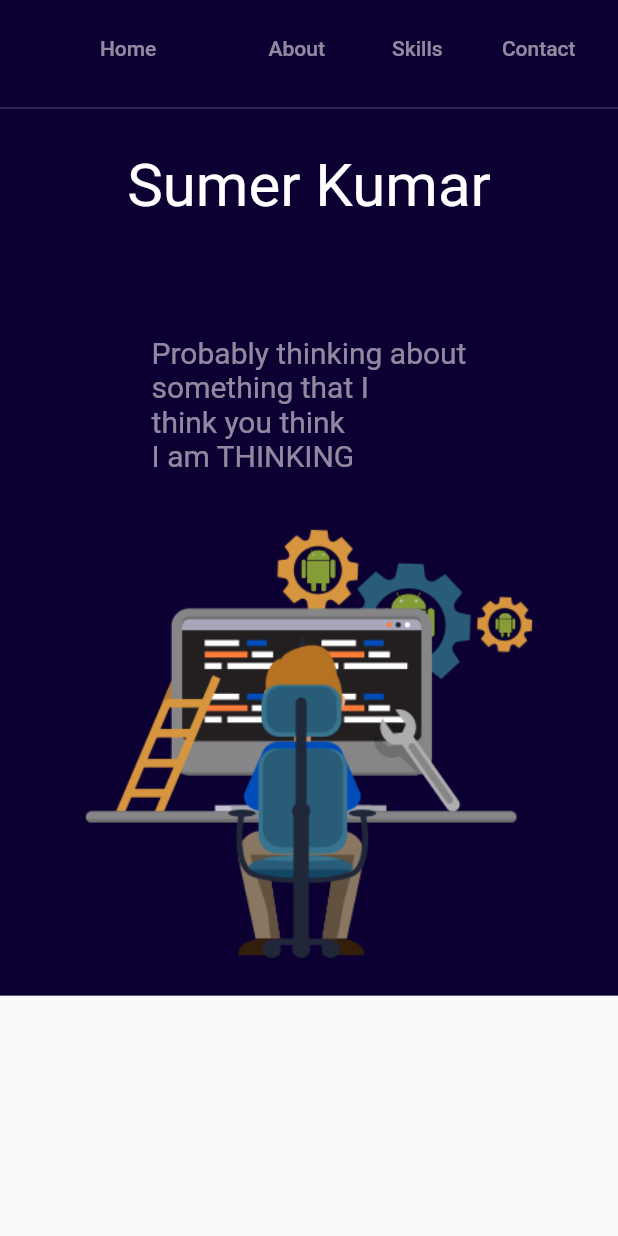
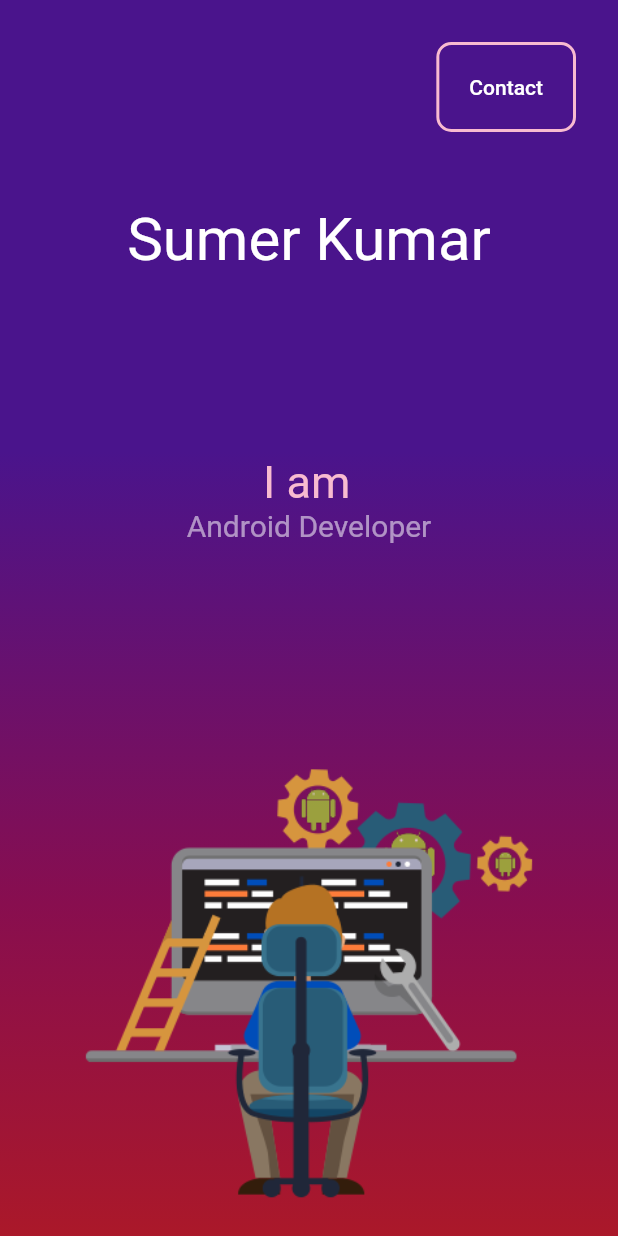
Before and after one commit to sumer-kumar/portfolio_flutter, a Flutter app: the screen it shows after launch, on a phone screen of 412 x 824 dp. Run offline on Flutter 3.47's test engine with Material 2 defaults, Android fonts, the phone set to English and light mode, and no system bars; drawn by our look-alikes of animated_text_kit; our stand-ins replace responsive_builder.

Commit message:
updated website

```diff
--- a/lib/main.dart
+++ b/lib/main.dart
@@ -1,6 +1,9 @@
 import 'package:flutter/material.dart';
 import 'package:portfolio/widgets/about_section.dart';
+import 'package:portfolio/widgets/contact_section.dart';
 import 'package:portfolio/widgets/navigation_bar.dart';
+import 'package:portfolio/widgets/skill_section.dart';
+import 'package:url_launcher/url_launcher.dart';
 
 void main() {
   runApp(MyApp());
@@ -26,22 +29,68 @@ class MyHomePage extends StatefulWidget {
 }
 
 class _MyHomePageState extends State<MyHomePage> {
+  List<Color> colrs = [
+    Colors.purple.shade900,
+    Colors.purple.shade900,
+    Colors.pink.shade900,
+    Colors.red.shade900,
+  ];
+
+  final controller = ScrollController();
+  void scrolltobottom() {
+    if (controller.hasClients) {
+      controller.animateTo(
+        controller.position.maxScrollExtent,
+        curve: Curves.ease,
+        duration: Duration(seconds: 1),
+      );
+    }
+  }
+
+  final urls = [];
   @override
   Widget build(BuildContext context) {
     final mq = MediaQuery.of(context);
     return Scaffold(
       body: SingleChildScrollView(
+        controller: controller,
         child: Container(
           decoration: BoxDecoration(
-            color: Color.fromRGBO(12, 0, 50, 1.0),
+            gradient: LinearGradient(
+              colors: colrs,
+              begin: Alignment.topCenter,
+              end: Alignment.bottomCenter,
+            ),
           ),
           width: double.infinity,
           child: Column(
             children: [
-              NavigationBar(),
               Container(
-                child: AboutSection(),
-              )
+                padding: EdgeInsets.all(20),
+                alignment: Alignment.topRight,
+                child: TextButton(
+                  child: Container(
+                    decoration: BoxDecoration(
+                      borderRadius: BorderRadius.circular(10),
+                      border: Border.all(
+                        width: 2,
+                        color: Colors.pink.shade100,
+                      ),
+                    ),
+                    padding: EdgeInsets.all(20),
+                    child: Text(
+                      'Contact',
+                      style: TextStyle(
+                        color: Colors.white,
+                      ),
+                    ),
+                  ),
+                  onPressed: scrolltobottom,
+                ),
+              ),
+              AboutSection(),
+              // SkillSection(),
+              ContactSection(),
             ],
           ),
         ),
--- a/lib/widgets/about_section.dart
+++ b/lib/widgets/about_section.dart
@@ -26,7 +26,7 @@ class _AboutSectionState extends State<AboutSection> {
                     ? Column(
                         children: [
                           Container(
-                            height: mq.size.height * 0.3,
+                            height: mq.size.height * 0.45,
                             width: double.infinity,
                             child: Column(
                               children: [
@@ -48,6 +48,13 @@ class _AboutSectionState extends State<AboutSection> {
                                     ),
                                   ),
                                 ),
+                                SelectableText(
+                                  'I am',
+                                  style: TextStyle(
+                                    fontSize: mq.textScaleFactor * 30,
+                                    color: Colors.pink.shade100,
+                                  ),
+                                ),
                                 Expanded(
                                   flex: 1,
                                   child: DefaultTextStyle(
@@ -60,9 +67,24 @@ class _AboutSectionState extends State<AboutSection> {
                                       repeatForever: true,
                                       animatedTexts: [
                                         TypewriterAnimatedText(
-                                          'Probably thinking about\nsomething that I\nthink you think\nI am THINKING',
-                                          curve: Curves.bounceInOut,
-                                          speed: Duration(milliseconds: 200),
+                                          'Android Developer',
+                                          // curve: Curves.bounceInOut,
+                                          speed: Duration(milliseconds: 100),
+                                        ),
+                                        TypewriterAnimatedText(
+                                          'Web Developer',
+                                          // curve: Curves.bounceInOut,
+                                          speed: Duration(milliseconds: 100),
+                                        ),
+                                        TypewriterAnimatedText(
+                                          'Desktop Application Developer',
+                                          // curve: Curves.bounceInOut,
+                                          speed: Duration(milliseconds: 100),
+                                        ),
+                                        TypewriterAnimatedText(
+                                          'Sketch Artist',
+                                          // curve: Curves.bounceInOut,
+                                          speed: Duration(milliseconds: 100),
                                         ),
                                       ],
                                     ),
@@ -81,7 +103,7 @@ class _AboutSectionState extends State<AboutSection> {
                         children: [
                           Container(
                             height: mq.size.height * 0.8,
-                            width: mq.size.height * 0.4,
+                            width: mq.size.height * 0.6,
                             child: Column(
                               children: [
                                 Expanded(
@@ -102,11 +124,18 @@ class _AboutSectionState extends State<AboutSection> {
                                     ),
                                   ),
                                 ),
+                                SelectableText(
+                                  'I am',
+                                  style: TextStyle(
+                                    fontSize: mq.textScaleFactor * 30,
+                                    color: Colors.pink.shade100,
+                                  ),
+                                ),
                                 Expanded(
                                   flex: 2,
                                   child: DefaultTextStyle(
                                     style: TextStyle(
-                                      fontSize: mq.textScaleFactor * 30,
+                                      fontSize: mq.textScaleFactor * 20,
                                       color: Colors.white54,
                                     ),
                                     textAlign: TextAlign.center,
@@ -114,9 +143,24 @@ class _AboutSectionState extends State<AboutSection> {
                                       repeatForever: true,
                                       animatedTexts: [
                                         TypewriterAnimatedText(
-                                          'Probably thinking about\nsomething that I\nthink you think\nI am THINKING',
-                                          curve: Curves.bounceInOut,
-                                          speed: Duration(milliseconds: 200),
+                                          'Android Developer',
+                                          // curve: Curves.bounceInOut,
+                                          speed: Duration(milliseconds: 100),
+                                        ),
+                                        TypewriterAnimatedText(
+                                          'Web Developer',
+                                          // curve: Curves.bounceInOut,
+                                          speed: Duration(milliseconds: 100),
+                                        ),
+                                        TypewriterAnimatedText(
+                                          'Desktop Application Developer',
+                                          // curve: Curves.bounceInOut,
+                                          speed: Duration(milliseconds: 100),
+                                        ),
+                                        TypewriterAnimatedText(
+                                          'Sketch Artist',
+                                          // curve: Curves.bounceInOut,
+                                          speed: Duration(milliseconds: 100),
                                         ),
                                       ],
                                     ),
--- /dev/null
+++ b/lib/widgets/contact_section.dart
@@ -0,0 +1,110 @@
+import 'package:flutter/material.dart';
+import 'package:responsive_builder/responsive_builder.dart';
+import 'package:url_launcher/url_launcher.dart';
+
+class ContactSection extends StatefulWidget {
+  @override
+  _ContactSectionState createState() => _ContactSectionState();
+}
+
+class _ContactSectionState extends State<ContactSection> {
+  _launchURL(String _url) async {
+    final url = _url;
+    if (await canLaunch(url)) {
+      await launch(url);
+    } else {
+      throw 'Could not launch $url';
+    }
+  }
+
+  @override
+  Widget build(BuildContext context) {
+    final mq = MediaQuery.of(context);
+    return ResponsiveBuilder(
+      builder: (BuildContext context, SizingInformation sizingInformation) {
+        return Padding(
+          padding: const EdgeInsets.all(10),
+          child: Column(
+            children: [
+              SizedBox(
+                height: 20,
+              ),
+              Row(
+                mainAxisAlignment: MainAxisAlignment.center,
+                children: [
+                  InkWell(
+                    onTap: () {
+                      _launchURL("https://github.com/sumer-kumar/");
+                    },
+                    child: Container(
+                      height: sizingInformation.isDesktop ||
+                              sizingInformation.isTablet ||
+                              sizingInformation.isMobile
+                          ? 40
+                          : mq.size.width * 0.17,
+                      padding: EdgeInsets.all(5),
+                      decoration: BoxDecoration(
+                          borderRadius: BorderRadius.circular(100)),
+                      child: Image.asset('assets/image/github.png'),
+                    ),
+                  ),
+                  InkWell(
+                    onTap: () {
+                      _launchURL(
+                          "https://www.facebook.com/profile.php?id=100007707705557");
+                    },
+                    child: Container(
+                      height: sizingInformation.isDesktop ||
+                              sizingInformation.isTablet ||
+                              sizingInformation.isMobile
+                          ? 40
+                          : mq.size.width * 0.17,
+                      padding: EdgeInsets.all(5),
+                      decoration: BoxDecoration(
+                          borderRadius: BorderRadius.circular(100)),
+                      child: Image.asset('assets/image/facebook.png'),
+                    ),
+                  ),
+                  InkWell(
+                    onTap: () {
+                      _launchURL(
+                          'https://www.linkedin.com/in/sumer-kumar-b381681b8');
+                    },
+                    child: Container(
+                      height: sizingInformation.isDesktop ||
+                              sizingInformation.isTablet ||
+                              sizingInformation.isMobile
+                          ? 40
+                          : mq.size.width * 0.17,
+                      padding: EdgeInsets.all(5),
+                      decoration: BoxDecoration(
+                          borderRadius: BorderRadius.circular(100)),
+                      child: Image.asset('assets/image/linkedin.png'),
+                    ),
+                  ),
+                  InkWell(
+                    onTap: () {
+                      _launchURL(
+                          "https://www.instagram.com/sumer_rajvansh/?r=nametag");
+                    },
+                    child: Container(
+                      height: sizingInformation.isDesktop ||
+                              sizingInformation.isTablet ||
+                              sizingInformation.isMobile
+                          ? 40
+                          : mq.size.width * 0.17,
+                      padding: EdgeInsets.all(5),
+                      decoration: BoxDecoration(
+                          borderRadius: BorderRadius.circular(100)),
+                      child: Image.asset('assets/image/instagram.png'),
+                    ),
+                  ),
+                ],
+              )
+            ],
+          ),
+        );
+      },
+    );
+  }
+}
--- a/lib/widgets/navigation_bar.dart
+++ b/lib/widgets/navigation_bar.dart
@@ -73,10 +73,6 @@ class _NavigationBarState extends State<NavigationBar> {
                 ],
               ),
             ),
-            Divider(
-              color: Colors.white,
-              thickness: 0.2,
-            ),
           ],
         );
       },
--- /dev/null
+++ b/lib/widgets/skill_section.dart
@@ -0,0 +1,49 @@
+import 'package:flutter/material.dart';
+import 'package:responsive_builder/responsive_builder.dart';
+
+class SkillSection extends StatefulWidget {
+  SkillSection({Key? key}) : super(key: key);
+
+  @override
+  _SkillSectionState createState() => _SkillSectionState();
+}
+
+class _SkillSectionState extends State<SkillSection> {
+  @override
+  Widget build(BuildContext context) {
+    final mq = MediaQuery.of(context);
+    return Container(
+      child: Row(
+        mainAxisAlignment: MainAxisAlignment.spaceEvenly,
+        children: [
+          Container(
+            height: mq.size.height * 0.3,
+            child: Card(
+              child: Column(
+                children: [
+                  Image.asset(
+                    'assets/image/drawing.png',
+                  ),
+                  Text('Sketch Artist'),
+                ],
+              ),
+            ),
+          ),
+          Container(
+            height: mq.size.height * 0.3,
+            child: Card(
+              child: Column(
+                children: [
+                  Image.asset(
+                    'assets/image/drawing.png',
+                  ),
+                  Text('Sketch Artist'),
+                ],
+              ),
+            ),
+          )
+        ],
+      ),
+    );
+  }
+}
--- a/pubspec.yaml
+++ b/pubspec.yaml
@@ -1,5 +1,5 @@
 name: portfolio
-description: A new Flutter project.
+description: Portfolio of Sumer
 
 # The following line prevents the package from being accidentally published to
 # pub.dev using `pub publish`. This is preferred for private packages.
@@ -34,6 +34,7 @@ dependencies:
   responsive_grid: ^2.0.0
   auto_size_text: ^2.1.0
   animated_text_kit: ^4.2.1
+  url_launcher: ^6.0.6
 
 dev_dependencies:
   flutter_test:
```
Also changed, not shown: assets/image/facebook.png (added), assets/image/github.png (added), assets/image/instagram.png (added), assets/image/linkedin.png (added), pubspec.lock.
